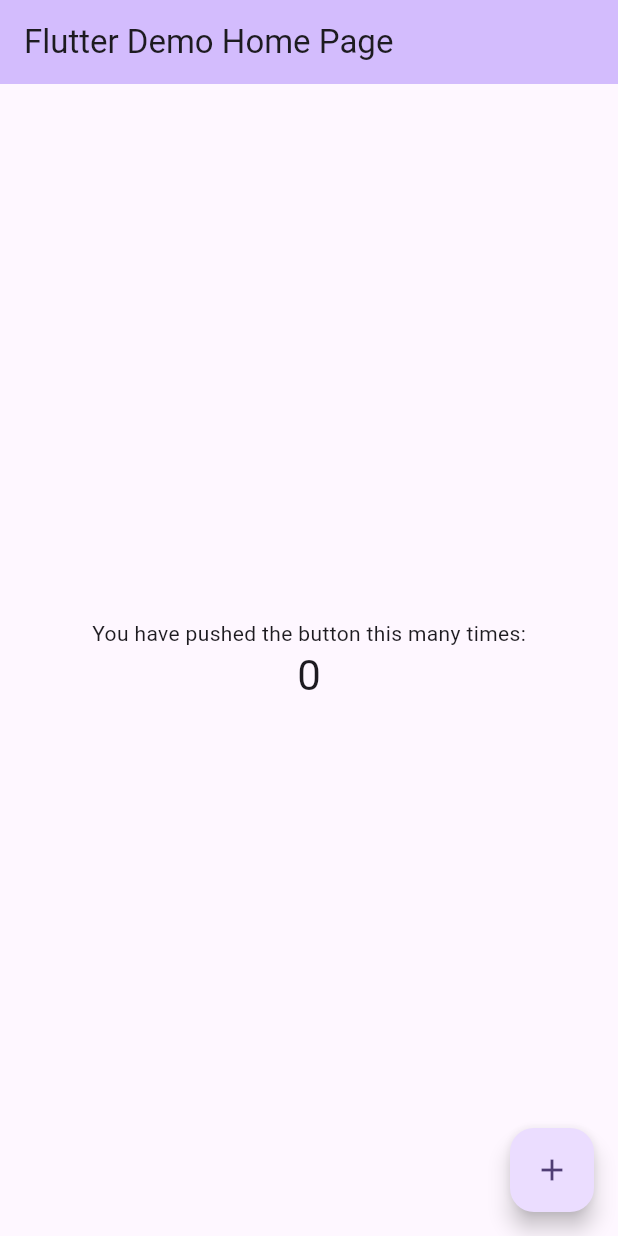
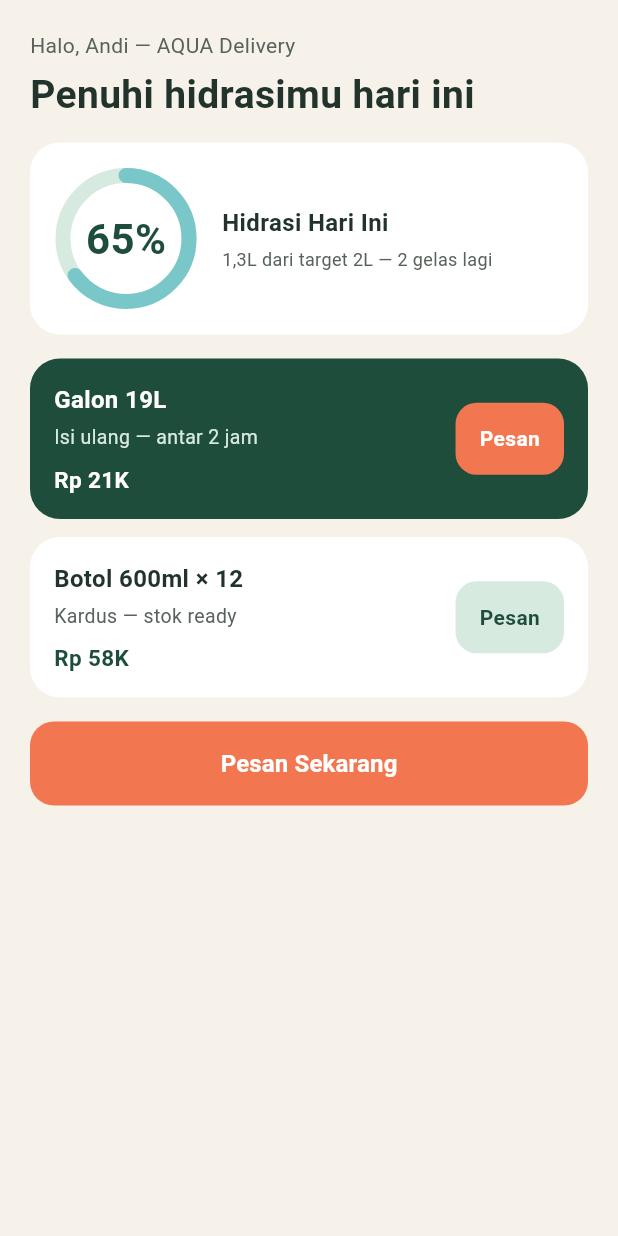
Before and after one commit to muhvarriel/test-figma-cli, a Flutter app: the screen it shows after launch, on a phone screen of 412 x 824 dp. Run offline on Flutter 3.47's test engine with Material 3 defaults, Android fonts, the phone set to English and light mode, and no system bars.

Commit message:
feat(view-only): slice aqua hydration UI from proximate tokens (danone extract blocked)

```diff
--- /dev/null
+++ b/view-only/lib/core/theme/app_colors.dart
@@ -0,0 +1,15 @@
+import 'package:flutter/material.dart';
+
+/// AQUA-app proximate tokens (DANONE view-only file blocks plugin eval;
+/// values taken from the environment's shared variable collections).
+/// See REPORT.md for the extraction blocker and reproduction steps.
+abstract final class AquaColors {
+  static const sand = Color(0xFFF6F2EA);
+  static const surface = Color(0xFFFFFFFF);
+  static const mint = Color(0xFFD7EADF);
+  static const aqua = Color(0xFF79C7C9);
+  static const forest = Color(0xFF1E4D3C);
+  static const ink = Color(0xFF22332C);
+  static const muted = Color(0xFF58625B);
+  static const coral = Color(0xFFF2764F);
+}
--- /dev/null
+++ b/view-only/lib/core/theme/app_theme.dart
@@ -0,0 +1,16 @@
+import 'package:flutter/material.dart';
+
+import 'app_colors.dart';
+
+ThemeData buildAquaTheme() {
+  final scheme = ColorScheme.fromSeed(
+    seedColor: AquaColors.aqua,
+    primary: AquaColors.forest,
+    surface: AquaColors.sand,
+  );
+  return ThemeData(
+    useMaterial3: true,
+    colorScheme: scheme,
+    scaffoldBackgroundColor: AquaColors.sand,
+  );
+}
--- /dev/null
+++ b/view-only/lib/core/theme/app_typography.dart
@@ -0,0 +1,35 @@
+import 'package:flutter/material.dart';
+
+import 'app_colors.dart';
+
+abstract final class AquaTypography {
+  static const greeting = TextStyle(fontSize: 14, color: AquaColors.muted);
+  static const headline = TextStyle(
+    fontSize: 26,
+    fontWeight: FontWeight.w700,
+    height: 1.2,
+    color: AquaColors.ink,
+  );
+  static const ringValue = TextStyle(
+    fontSize: 28,
+    fontWeight: FontWeight.w700,
+    color: AquaColors.forest,
+  );
+  static const ringLabel = TextStyle(fontSize: 12, color: AquaColors.muted);
+  static const cardTitle = TextStyle(
+    fontSize: 16,
+    fontWeight: FontWeight.w600,
+    color: AquaColors.ink,
+  );
+  static const cardSub = TextStyle(fontSize: 13, color: AquaColors.muted);
+  static const price = TextStyle(
+    fontSize: 15,
+    fontWeight: FontWeight.w700,
+    color: AquaColors.forest,
+  );
+  static const cta = TextStyle(
+    fontSize: 16,
+    fontWeight: FontWeight.w700,
+    color: Colors.white,
+  );
+}
--- a/view-only/lib/main.dart
+++ b/view-only/lib/main.dart
@@ -1,122 +1,22 @@
 import 'package:flutter/material.dart';
 
+import 'core/theme/app_theme.dart';
+import 'screens/home_screen.dart';
+
 void main() {
-  runApp(const MyApp());
+  runApp(const AquaApp());
 }
 
-class MyApp extends StatelessWidget {
-  const MyApp({super.key});
+class AquaApp extends StatelessWidget {
+  const AquaApp({super.key});
 
-  // This widget is the root of your application.
   @override
   Widget build(BuildContext context) {
     return MaterialApp(
-      title: 'Flutter Demo',
-      theme: ThemeData(
-        // This is the theme of your application.
-        //
-        // TRY THIS: Try running your application with "flutter run". You'll see
-        // the application has a purple toolbar. Then, without quitting the app,
-        // try changing the seedColor in the colorScheme below to Colors.green
-        // and then invoke "hot reload" (save your changes or press the "hot
-        // reload" button in a Flutter-supported IDE, or press "r" if you used
-        // the command line to start the app).
-        //
-        // Notice that the counter didn't reset back to zero; the application
-        // state is not lost during the reload. To reset the state, use hot
-        // restart instead.
-        //
-        // This works for code too, not just values: Most code changes can be
-        // tested with just a hot reload.
-        colorScheme: .fromSeed(seedColor: Colors.deepPurple),
-      ),
-      home: const MyHomePage(title: 'Flutter Demo Home Page'),
+      title: 'AQUA Delivery',
+      debugShowCheckedModeBanner: false,
+      theme: buildAquaTheme(),
+      home: const AquaHomeScreen(),
     );
   }
 }
-
-class MyHomePage extends StatefulWidget {
-  const MyHomePage({super.key, required this.title});
-
-  // This widget is the home page of your application. It is stateful, meaning
-  // that it has a State object (defined below) that contains fields that affect
-  // how it looks.
-
-  // This class is the configuration for the state. It holds the values (in this
-  // case the title) provided by the parent (in this case the App widget) and
-  // used by the build method of the State. Fields in a Widget subclass are
-  // always marked "final".
-
-  final String title;
-
-  @override
-  State<MyHomePage> createState() => _MyHomePageState();
-}
-
-class _MyHomePageState extends State<MyHomePage> {
-  int _counter = 0;
-
-  void _incrementCounter() {
-    setState(() {
-      // This call to setState tells the Flutter framework that something has
-      // changed in this State, which causes it to rerun the build method below
-      // so that the display can reflect the updated values. If we changed
-      // _counter without calling setState(), then the build method would not be
-      // called again, and so nothing would appear to happen.
-      _counter++;
-    });
-  }
-
-  @override
-  Widget build(BuildContext context) {
-    // This method is rerun every time setState is called, for instance as done
-    // by the _incrementCounter method above.
-    //
-    // The Flutter framework has been optimized to make rerunning build methods
-    // fast, so that you can just rebuild anything that needs updating rather
-    // than having to individually change instances of widgets.
-    return Scaffold(
-      appBar: AppBar(
-        // TRY THIS: Try changing the color here to a specific color (to
-        // Colors.amber, perhaps?) and trigger a hot reload to see the AppBar
-        // change color while the other colors stay the same.
-        backgroundColor: Theme.of(context).colorScheme.inversePrimary,
-        // Here we take the value from the MyHomePage object that was created by
-        // the App.build method, and use it to set our appbar title.
-        title: Text(widget.title),
-      ),
-      body: Center(
-        // Center is a layout widget. It takes a single child and positions it
-        // in the middle of the parent.
-        child: Column(
-          // Column is also a layout widget. It takes a list of children and
-          // arranges them vertically. By default, it sizes itself to fit its
-          // children horizontally, and tries to be as tall as its parent.
-          //
-          // Column has various properties to control how it sizes itself and
-          // how it positions its children. Here we use mainAxisAlignment to
-          // center the children vertically; the main axis here is the vertical
-          // axis because Columns are vertical (the cross axis would be
-          // horizontal).
-          //
-          // TRY THIS: Invoke "debug painting" (choose the "Toggle Debug Paint"
-          // action in the IDE, or press "p" in the console), to see the
-          // wireframe for each widget.
-          mainAxisAlignment: .center,
-          children: [
-            const Text('You have pushed the button this many times:'),
-            Text(
-              '$_counter',
-              style: Theme.of(context).textTheme.headlineMedium,
-            ),
-          ],
-        ),
-      ),
-      floatingActionButton: FloatingActionButton(
-        onPressed: _incrementCounter,
-        tooltip: 'Increment',
-        child: const Icon(Icons.add),
-      ),
-    );
-  }
-}
--- /dev/null
+++ b/view-only/lib/screens/home_screen.dart
@@ -0,0 +1,66 @@
+import 'package:flutter/material.dart';
+
+import '../core/theme/app_colors.dart';
+import '../core/theme/app_typography.dart';
+import '../widgets/aqua_button.dart';
+import '../widgets/hydration_ring.dart';
+import '../widgets/product_card.dart';
+
+class AquaHomeScreen extends StatelessWidget {
+  const AquaHomeScreen({super.key});
+
+  @override
+  Widget build(BuildContext context) {
+    return Scaffold(
+      backgroundColor: AquaColors.sand,
+      body: SafeArea(
+        child: LayoutBuilder(
+          builder: (context, constraints) {
+            return SingleChildScrollView(
+              padding: const EdgeInsets.all(20),
+              child: ConstrainedBox(
+                constraints: BoxConstraints(
+                  minHeight: constraints.maxHeight - 40,
+                ),
+                child: Column(
+                  crossAxisAlignment: CrossAxisAlignment.start,
+                  children: [
+                    const Text(
+                      'Halo, Andi — AQUA Delivery',
+                      style: AquaTypography.greeting,
+                    ),
+                    const SizedBox(height: 8),
+                    const Text(
+                      'Penuhi hidrasimu hari ini',
+                      style: AquaTypography.headline,
+                    ),
+                    const SizedBox(height: 16),
+                    const HydrationRing(
+                      progress: 0.65,
+                      label: '1,3L dari target 2L — 2 gelas lagi',
+                    ),
+                    const SizedBox(height: 16),
+                    const ProductCard(
+                      title: 'Galon 19L',
+                      subtitle: 'Isi ulang — antar 2 jam',
+                      price: 'Rp 21K',
+                      highlight: true,
+                    ),
+                    const SizedBox(height: 12),
+                    const ProductCard(
+                      title: 'Botol 600ml × 12',
+                      subtitle: 'Kardus — stok ready',
+                      price: 'Rp 58K',
+                    ),
+                    const SizedBox(height: 16),
+                    AquaButton(label: 'Pesan Sekarang', onTap: () {}),
+                  ],
+                ),
+              ),
+            );
+          },
+        ),
+      ),
+    );
+  }
+}
--- /dev/null
+++ b/view-only/lib/widgets/aqua_button.dart
@@ -0,0 +1,32 @@
+import 'package:flutter/material.dart';
+
+import '../core/theme/app_colors.dart';
+import '../core/theme/app_typography.dart';
+
+class AquaButton extends StatelessWidget {
+  const AquaButton({super.key, required this.label, required this.onTap});
+
+  final String label;
+  final VoidCallback onTap;
+
+  @override
+  Widget build(BuildContext context) {
+    return SizedBox(
+      height: 56,
+      width: double.infinity,
+      child: ElevatedButton(
+        onPressed: onTap,
+        style: ElevatedButton.styleFrom(
+          backgroundColor: AquaColors.coral,
+          foregroundColor: Colors.white,
+          elevation: 0,
+          minimumSize: const Size(48, 48),
+          shape: RoundedRectangleBorder(
+            borderRadius: BorderRadius.circular(16),
+          ),
+        ),
+        child: Text(label, style: AquaTypography.cta),
+      ),
+    );
+  }
+}
--- /dev/null
+++ b/view-only/lib/widgets/hydration_ring.dart
@@ -0,0 +1,91 @@
+import 'dart:math' as math;
+
+import 'package:flutter/material.dart';
+
+import '../core/theme/app_colors.dart';
+import '../core/theme/app_typography.dart';
+
+/// Signature element: daily hydration progress ring.
+class HydrationRing extends StatelessWidget {
+  const HydrationRing({
+    super.key,
+    required this.progress,
+    required this.label,
+  });
+
+  final double progress;
+  final String label;
+
+  @override
+  Widget build(BuildContext context) {
+    return Container(
+      padding: const EdgeInsets.all(16),
+      decoration: BoxDecoration(
+        color: AquaColors.surface,
+        borderRadius: BorderRadius.circular(20),
+      ),
+      child: Row(
+        children: [
+          SizedBox(
+            width: 96,
+            height: 96,
+            child: CustomPaint(
+              painter: _RingPainter(progress: progress),
+              child: Center(
+                child: Text(
+                  '${(progress * 100).round()}%',
+                  style: AquaTypography.ringValue,
+                ),
+              ),
+            ),
+          ),
+          const SizedBox(width: 16),
+          Expanded(
+            child: Column(
+              crossAxisAlignment: CrossAxisAlignment.start,
+              mainAxisSize: MainAxisSize.min,
+              children: [
+                const Text('Hidrasi Hari Ini', style: AquaTypography.cardTitle),
+                const SizedBox(height: 4),
+                Text(label, style: AquaTypography.ringLabel),
+              ],
+            ),
+          ),
+        ],
+      ),
+    );
+  }
+}
+
+class _RingPainter extends CustomPainter {
+  _RingPainter({required this.progress});
+
+  final double progress;
+
+  @override
+  void paint(Canvas canvas, Size size) {
+    final center = Offset(size.width / 2, size.height / 2);
+    final radius = math.min(size.width, size.height) / 2 - 6;
+    final bg = Paint()
+      ..color = AquaColors.mint
+      ..style = PaintingStyle.stroke
+      ..strokeWidth = 10
+      ..strokeCap = StrokeCap.round;
+    final fg = Paint()
+      ..color = AquaColors.aqua
+      ..style = PaintingStyle.stroke
+      ..strokeWidth = 10
+      ..strokeCap = StrokeCap.round;
+    canvas.drawCircle(center, radius, bg);
+    canvas.drawArc(
+      Rect.fromCircle(center: center, radius: radius),
+      -math.pi / 2,
+      progress * 2 * math.pi,
+      false,
+      fg,
+    );
+  }
+
+  @override
+  bool shouldRepaint(_RingPainter old) => old.progress != progress;
+}
--- /dev/null
+++ b/view-only/lib/widgets/product_card.dart
@@ -0,0 +1,78 @@
+import 'package:flutter/material.dart';
+
+import '../core/theme/app_colors.dart';
+import '../core/theme/app_typography.dart';
+
+class ProductCard extends StatelessWidget {
+  const ProductCard({
+    super.key,
+    required this.title,
+    required this.subtitle,
+    required this.price,
+    this.highlight = false,
+  });
+
+  final String title;
+  final String subtitle;
+  final String price;
+  final bool highlight;
+
+  @override
+  Widget build(BuildContext context) {
+    return Container(
+      padding: const EdgeInsets.all(16),
+      decoration: BoxDecoration(
+        color: highlight ? AquaColors.forest : AquaColors.surface,
+        borderRadius: BorderRadius.circular(20),
+      ),
+      child: Row(
+        children: [
+          Expanded(
+            child: Column(
+              crossAxisAlignment: CrossAxisAlignment.start,
+              mainAxisSize: MainAxisSize.min,
+              children: [
+                Text(
+                  title,
+                  style: AquaTypography.cardTitle.copyWith(
+                    color: highlight ? Colors.white : AquaColors.ink,
+                  ),
+                ),
+                const SizedBox(height: 4),
+                Text(
+                  subtitle,
+                  style: AquaTypography.cardSub.copyWith(
+                    color: highlight ? AquaColors.mint : AquaColors.muted,
+                  ),
+                ),
+                const SizedBox(height: 8),
+                Text(
+                  price,
+                  style: AquaTypography.price.copyWith(
+                    color: highlight ? Colors.white : AquaColors.forest,
+                  ),
+                ),
+              ],
+            ),
+          ),
+          Container(
+            height: 48,
+            padding: const EdgeInsets.symmetric(horizontal: 16),
+            alignment: Alignment.center,
+            decoration: BoxDecoration(
+              color: highlight ? AquaColors.coral : AquaColors.mint,
+              borderRadius: BorderRadius.circular(14),
+            ),
+            child: Text(
+              'Pesan',
+              style: AquaTypography.cardTitle.copyWith(
+                fontSize: 14,
+                color: highlight ? Colors.white : AquaColors.forest,
+              ),
+            ),
+          ),
+        ],
+      ),
+    );
+  }
+}
```
Also changed, not shown: 1 other file.
